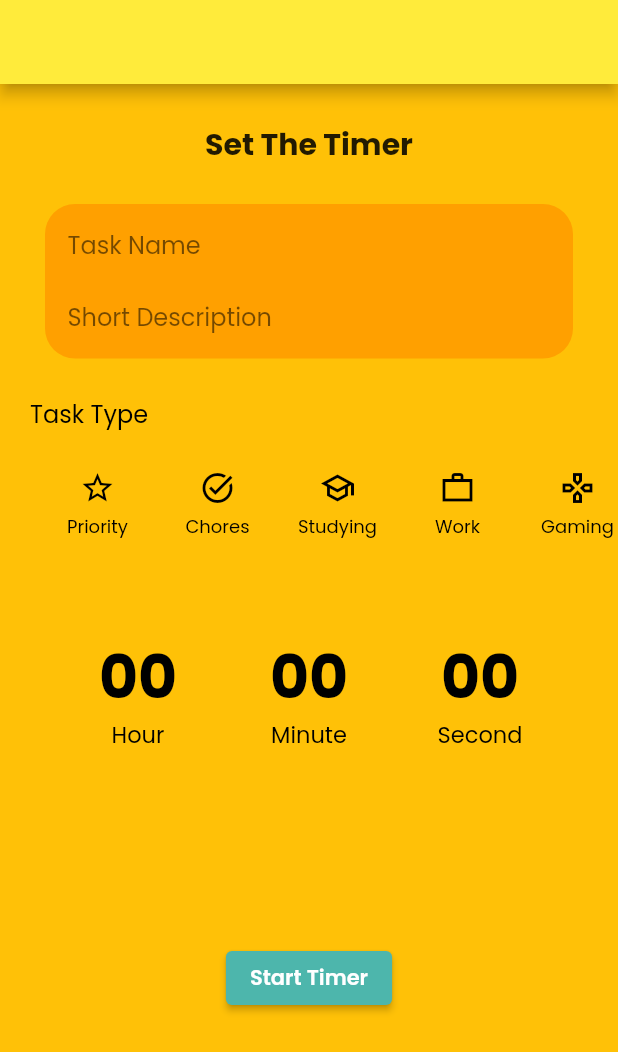
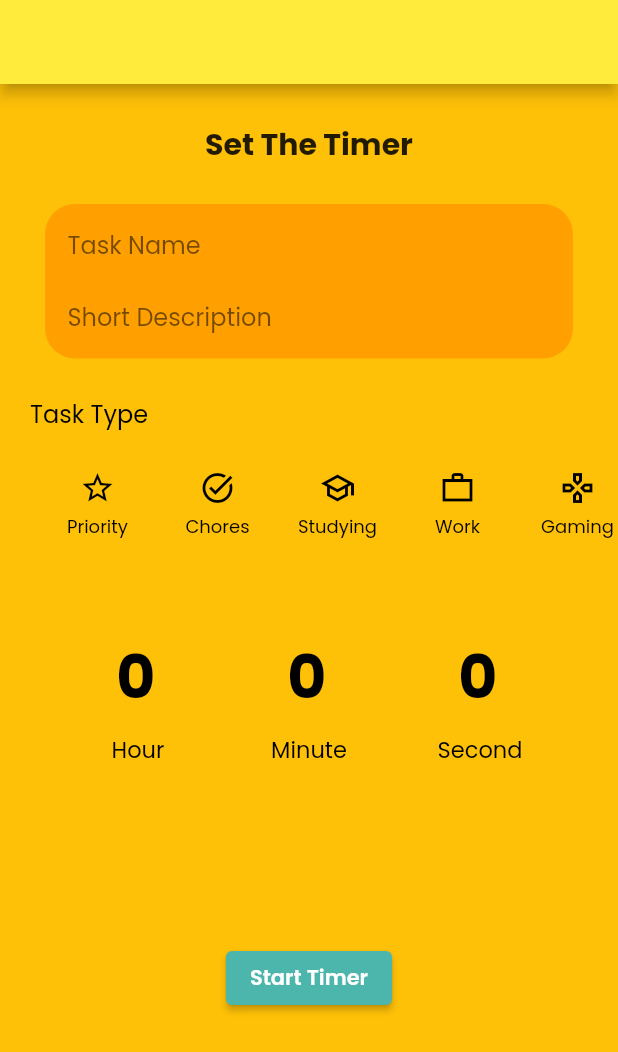
Before and after one commit to syedakmall/countdownapp, a Flutter app: the screen it shows after launch, on a phone screen of 412 x 824 dp. Shown: the top 1052 px of the screen. Run offline on Flutter 3.47's test engine with Material 2 defaults, Android fonts, the phone set to English and light mode, and no system bars; our stand-ins replace google_fonts; missing offline and left inert: countdown_progress_indicator.

Commit message:
final commit

```diff
--- a/lib/countdown_page.dart
+++ b/lib/countdown_page.dart
@@ -1,6 +1,8 @@
 import 'package:flutter/material.dart';
 import 'package:countdown_progress_indicator/countdown_progress_indicator.dart';
 import 'package:google_fonts/google_fonts.dart';
+import 'package:timertask/home_body.dart';
+import 'package:timertask/main.dart';
 
 class countdownPage extends StatefulWidget {
   String title = "";
@@ -14,10 +16,10 @@ class countdownPage extends StatefulWidget {
 }
 
 class _countdownPageState extends State<countdownPage> {
+  void openPage(where){Navigator.of(context).push(MaterialPageRoute(builder : (context) => where));}
   bool _isRunning = true;
   final CountDownController _controller = CountDownController();
 
-  int _duration = 10;
 
   @override
   Widget build(BuildContext context) {
--- a/lib/home_body.dart
+++ b/lib/home_body.dart
@@ -20,9 +20,9 @@ var colorothers = Colors.black;
 
 var _tfcontrollertitle = TextEditingController();
 var _tfcontrollerdesc = TextEditingController();
-var _tfcontroller1 = TextEditingController();
-var _tfcontroller2 = TextEditingController();
-var _tfcontroller3 = TextEditingController();
+var _tfcontroller1 = TextEditingController(text : "0");
+var _tfcontroller2 = TextEditingController(text : "0");
+var _tfcontroller3 = TextEditingController(text : "0");
 
 var colorCollection = [
   colorpriority,
@@ -34,13 +34,19 @@ var colorCollection = [
   colorothers
 ];
 
- var s1 = int.parse(_tfcontroller1.text.replaceAll(".", ""));
- var s2 = int.parse(_tfcontroller2.text.replaceAll(".", ""));
- var s3 = int.parse(_tfcontroller3.text.replaceAll(".", ""));
+
+int tukarsaat( h, m, s) {
+  var s11 = int.parse(h.text);
+  var s22 = int.parse(m.text);
+  var s33 = int.parse(s.text);
+
+  var jawapantoseconds = (s11 * 3600) + (s22 * 60) + s33;
 
 
+  return jawapantoseconds;
 
-var jawapantoseconds = (s1 * 3600) + (s2 * 60) + s3;
+
+}
 
 class _homeBodyState extends State<homeBody> {
   void openPage(where) {
@@ -84,7 +90,6 @@ class _homeBodyState extends State<homeBody> {
                             child: TextField(
                               controller: _tfcontrollertitle,
                               style: GoogleFonts.poppins(),
-
                               decoration: InputDecoration(
                                   border: InputBorder.none,
                                   hintText: "Task Name",
@@ -96,9 +101,8 @@ class _homeBodyState extends State<homeBody> {
                             padding:
                                 const EdgeInsets.only(left: 15.0, right: 15),
                             child: TextField(
-                              controller : _tfcontrollerdesc,
+                              controller: _tfcontrollerdesc,
                               style: GoogleFonts.poppins(),
-
                               decoration: InputDecoration(
                                   border: InputBorder.none,
                                   hintText: "Short Description",
@@ -128,8 +132,10 @@ class _homeBodyState extends State<homeBody> {
                   onPressed: () {},
                   child: GestureDetector(
                       onTap: () {
-                        print(jawapantoseconds);
-                        openPage(countdownPage(_tfcontrollerdesc.text,_tfcontrollertitle.text,jawapantoseconds));
+
+
+                        openPage(countdownPage(_tfcontrollerdesc.text,
+                            _tfcontrollertitle.text, tukarsaat(_tfcontroller1, _tfcontroller2, _tfcontroller3)));
                       },
                       child: Text("Start Timer",
                           style: GoogleFonts.poppins(
@@ -173,7 +179,7 @@ class _changeTimeState extends State<changeTime> {
                         SizedBox(height: 10),
                         Container(
                           padding: const EdgeInsets.only(top: 20),
-                          height: 65,
+                          height: 75,
                           width: 65,
                           child: TextField(
                               controller: _tfcontroller1,
@@ -212,7 +218,7 @@ class _changeTimeState extends State<changeTime> {
                       SizedBox(height: 10),
                       Container(
                         padding: const EdgeInsets.only(top: 20),
-                        height: 65,
+                        height: 75,
                         width: 65,
                         child: TextField(
                             maxLength: 2,
@@ -252,7 +258,7 @@ class _changeTimeState extends State<changeTime> {
                       SizedBox(height: 10),
                       Container(
                         padding: const EdgeInsets.only(top: 20),
-                        height: 65,
+                        height: 75,
                         width: 65,
                         child: TextField(
                             maxLength: 2,
```
Also changed, not shown: lib/main.dart (+5 -4 lines).
